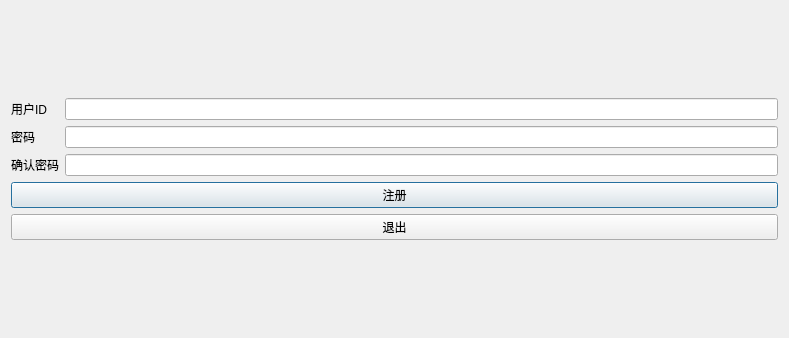
Above: Client/UI/TrainUI/regist.ui from TimerChen/TrainTickets before the change. Below: the same form after it.
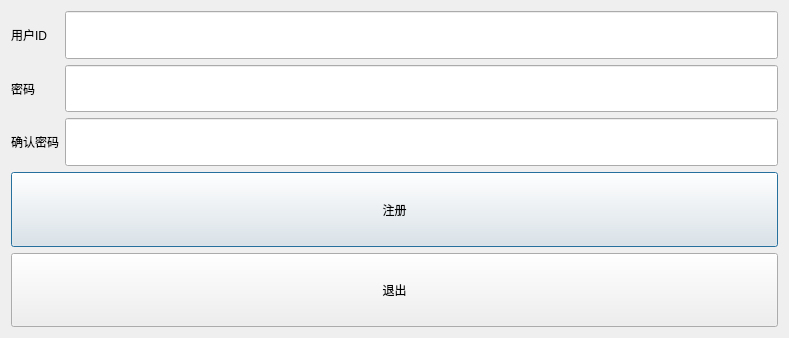
That is the form after the change. Icons and pictures are not drawn.

Diff of the .ui file:
```diff
--- a/Client/UI/TrainUI/regist.ui
+++ b/Client/UI/TrainUI/regist.ui
@@ -42,7 +42,14 @@
         </widget>
        </item>
        <item row="0" column="1">
-        <widget class="QLineEdit" name="usrLineEdit"/>
+        <widget class="QLineEdit" name="usrLineEdit">
+         <property name="sizePolicy">
+          <sizepolicy hsizetype="Expanding" vsizetype="Preferred">
+           <horstretch>0</horstretch>
+           <verstretch>0</verstretch>
+          </sizepolicy>
+         </property>
+        </widget>
        </item>
        <item row="1" column="0">
         <widget class="QLabel" name="label_2">
@@ -52,7 +59,14 @@
         </widget>
        </item>
        <item row="1" column="1">
-        <widget class="QLineEdit" name="pwdLineEdit"/>
+        <widget class="QLineEdit" name="pwdLineEdit">
+         <property name="sizePolicy">
+          <sizepolicy hsizetype="Expanding" vsizetype="Preferred">
+           <horstretch>0</horstretch>
+           <verstretch>0</verstretch>
+          </sizepolicy>
+         </property>
+        </widget>
        </item>
        <item row="2" column="0">
         <widget class="QLabel" name="label_3">
@@ -62,7 +76,14 @@
         </widget>
        </item>
        <item row="2" column="1">
-        <widget class="QLineEdit" name="confirmpwdLineEdit"/>
+        <widget class="QLineEdit" name="confirmpwdLineEdit">
+         <property name="sizePolicy">
+          <sizepolicy hsizetype="Expanding" vsizetype="Preferred">
+           <horstretch>0</horstretch>
+           <verstretch>0</verstretch>
+          </sizepolicy>
+         </property>
+        </widget>
        </item>
       </layout>
      </item>
@@ -70,6 +91,12 @@
       <layout class="QVBoxLayout" name="verticalLayout">
        <item>
         <widget class="QPushButton" name="registBtn">
+         <property name="sizePolicy">
+          <sizepolicy hsizetype="Minimum" vsizetype="Preferred">
+           <horstretch>0</horstretch>
+           <verstretch>0</verstretch>
+          </sizepolicy>
+         </property>
          <property name="text">
           <string>注册</string>
          </property>
@@ -77,6 +104,12 @@
        </item>
        <item>
         <widget class="QPushButton" name="exitButton">
+         <property name="sizePolicy">
+          <sizepolicy hsizetype="Minimum" vsizetype="Preferred">
+           <horstretch>0</horstretch>
+           <verstretch>0</verstretch>
+          </sizepolicy>
+         </property>
          <property name="text">
           <string>退出</string>
          </property>
```
